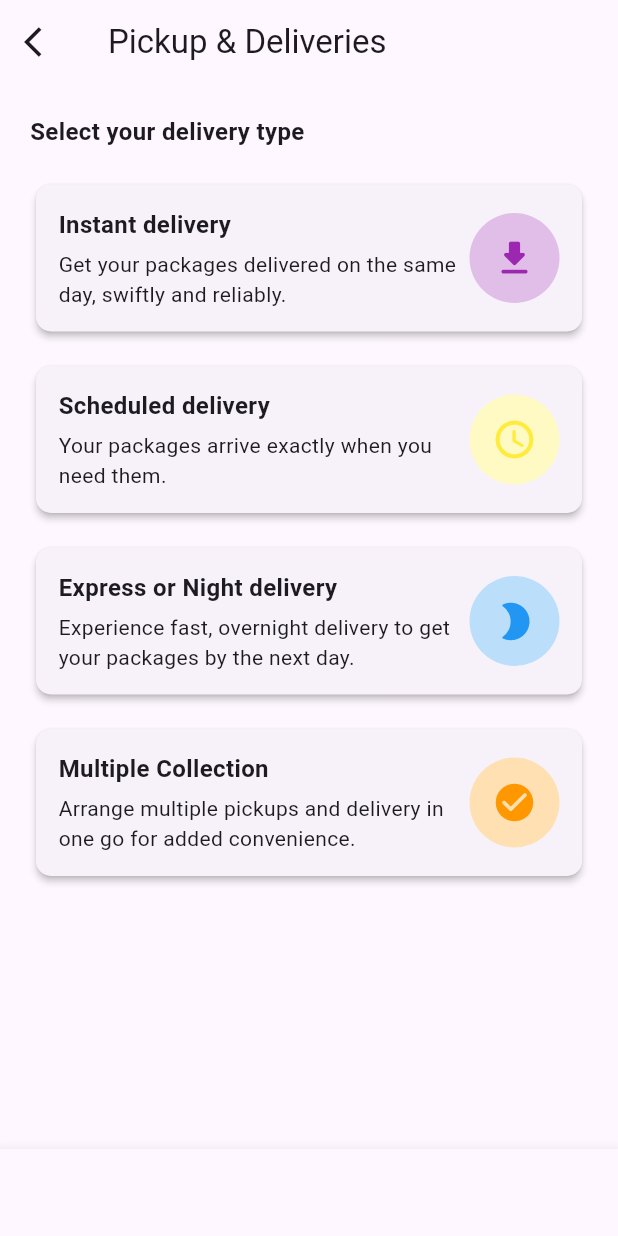
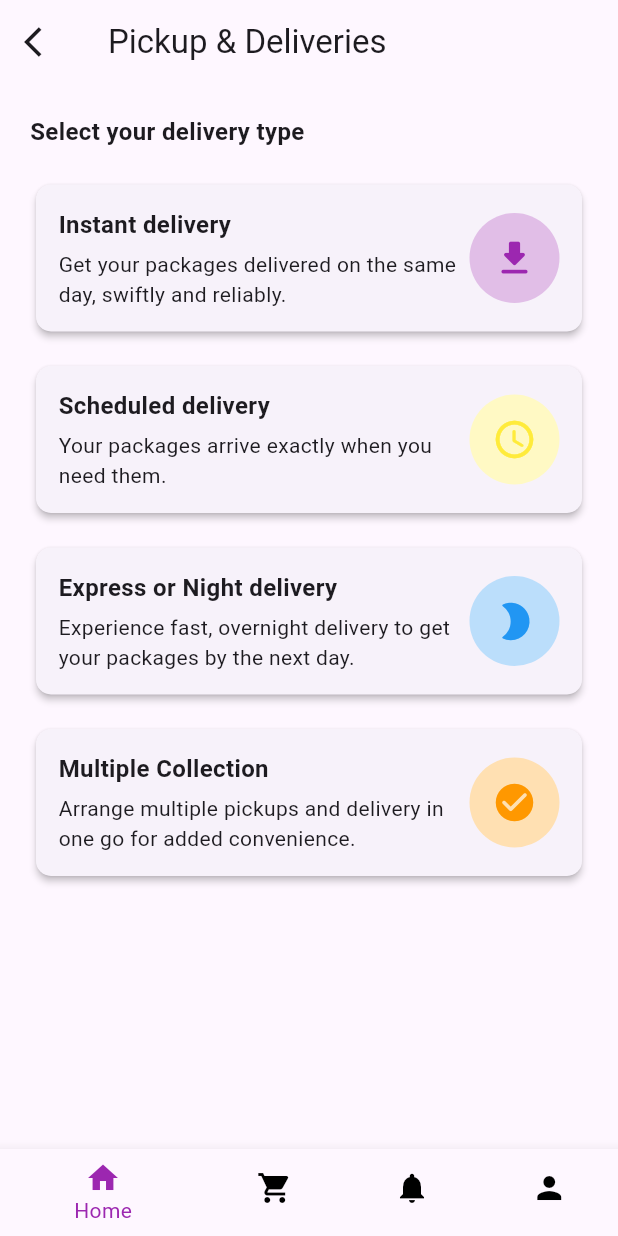
Before and after one commit to lonewolf4268/test, a Flutter app: the DeliveryScreen screen opened directly, on a phone screen of 412 x 824 dp. Run offline on Flutter 3.47's test engine with Material 3 defaults, Android fonts, the phone set to English and light mode, and no system bars; our stand-ins replace animated_text_kit, country_code_picker, shared_preferences; accounts and stored records are empty.

Commit message:
Second Commit

```diff
--- a/lib/DeliveryScreen/delivery_screen.dart
+++ b/lib/DeliveryScreen/delivery_screen.dart
@@ -69,7 +69,9 @@
         ),
       ),
       bottomNavigationBar: BottomNavigationBar(
-        currentIndex: 0, // Set the initial selected item
+        backgroundColor: Colors.white,
+        selectedItemColor: Colors.purple,
+        unselectedItemColor: Colors.black,
         items: [
           BottomNavigationBarItem(
             icon: Icon(Icons.home),
```
Also changed, not shown: lib/CreateAccountScreen/create_account_otp_verification_screen.dart (+13 -10 lines).
